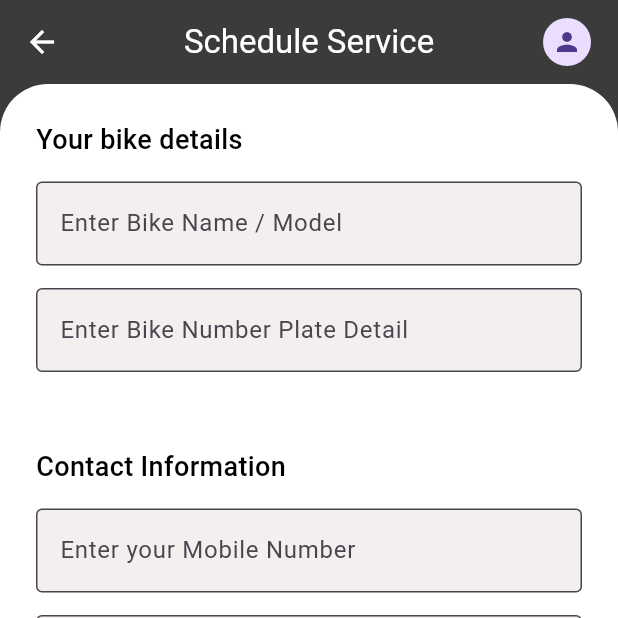
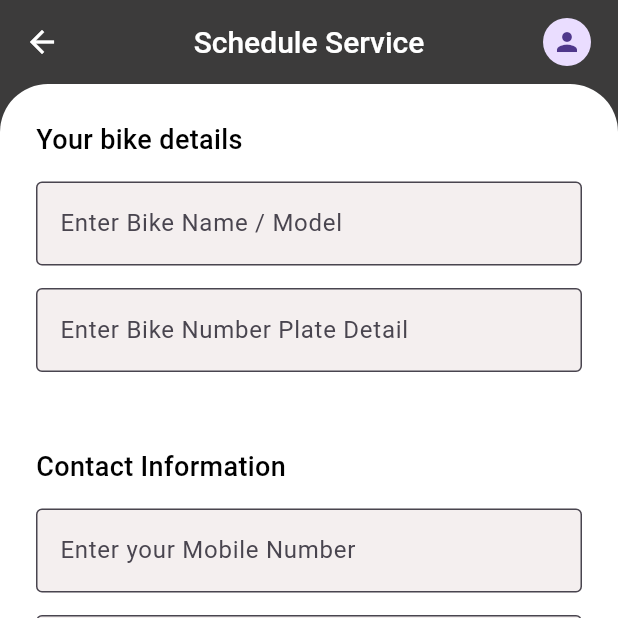
Before and after one commit to Rahul-Sharma-Github/Bike-Service-App, a Flutter app: the ScheduleServicePage screen opened directly, on a phone screen of 412 x 824 dp, the top half of it. Run offline on Flutter 3.47's test engine with Material 3 defaults, Android fonts, the phone set to English and light mode, and no system bars; our stand-ins replace cloud_firestore, device_preview, firebase_auth, firebase_core, get; accounts and stored records are empty.

Commit message:
changed appBarText fontsize |

```diff
--- a/lib/app/core/constants/theme/textstyles/textstyle.dart
+++ b/lib/app/core/constants/theme/textstyles/textstyle.dart
@@ -129,8 +129,8 @@ class AppTextStyleTheme {
   // TextStyles for App Bar Text
   static const TextStyle appBarText = TextStyle(
     color: Color(0xffFFFFFF),
-    fontSize: 22,
-    fontWeight: FontWeight.normal,
+    fontSize: 20,
+    fontWeight: FontWeight.w500,
   );
 
   // TextStyles for Description Text
```
